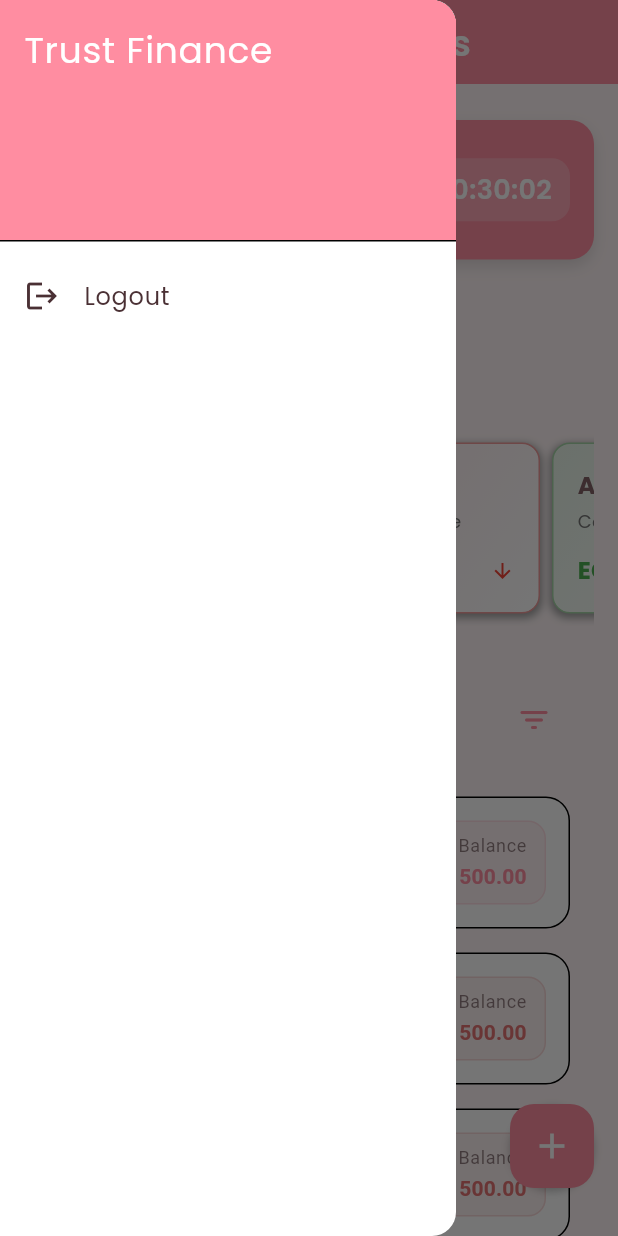
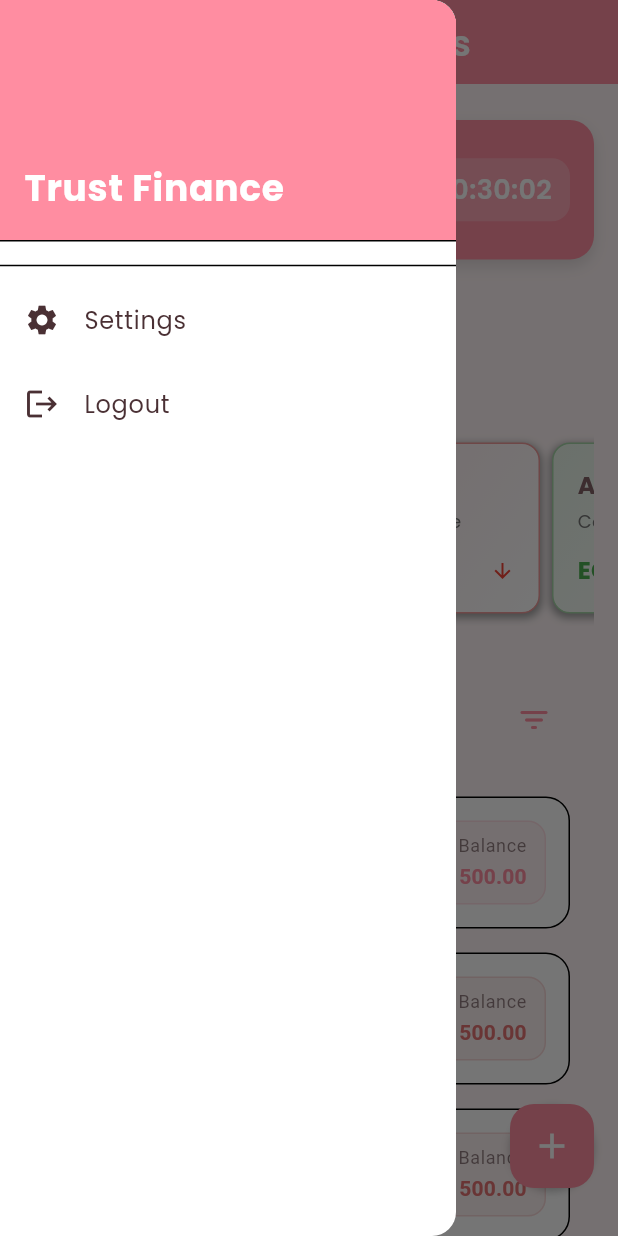
Before and after one commit to belalSoliman/trust-finance, a Flutter app: the Home screen opened by its route, with the side drawer open, on a phone screen of 412 x 824 dp. Run offline on Flutter 3.47's test engine with Material 3 defaults, Android fonts, the phone set to English and light mode, and no system bars; our stand-ins replace cloud_firestore, equatable, firebase_auth, firebase_core, flutter_bloc, flutter_native_splash; accounts and stored records are empty.

Commit message:
refactor: update UserRole enum and implement fromString method for role parsing

```diff
--- a/lib/cubit/auth_cubit/auth_cubit.dart
+++ b/lib/cubit/auth_cubit/auth_cubit.dart
@@ -1,3 +1,4 @@
+import 'package:flutter/material.dart';
 import 'package:flutter_bloc/flutter_bloc.dart';
 import '../../repos/auth_repo.dart';
 import '../../models/user_model.dart';
@@ -35,6 +36,15 @@
     } catch (e) {
       emit(AuthError(e.toString()));
     }
+  }
+
+  bool get isSuperAdmin {
+    if (state is Authenticated) {
+      final user = (state as Authenticated).user;
+      debugPrint('Current user role: ${user.role}'); // Debug print
+      return user.role == UserRole.superAdmin;
+    }
+    return false;
   }
 
   Future<void> signOut() async {
@@ -75,11 +85,6 @@
     }
   }
 
-  bool get isSuperAdmin {
-    return state is Authenticated &&
-        (state as Authenticated).user.role == UserRole.superAdmin;
-  }
-
   void checkCurrentUser() {
     _authRepository.currentUser.listen(
       (user) {
--- a/lib/models/user_model.dart
+++ b/lib/models/user_model.dart
@@ -1,6 +1,17 @@
 import 'package:cloud_firestore/cloud_firestore.dart';
 
-enum UserRole { superAdmin, manager, cashier }
+enum UserRole {
+  superAdmin,
+  manager,
+  cashier;
+
+  static UserRole fromString(String value) {
+    return UserRole.values.firstWhere(
+      (role) => role.name.toLowerCase() == value.toLowerCase(),
+      orElse: () => UserRole.cashier,
+    );
+  }
+}
 
 class UserModel {
   final String uid;
@@ -23,10 +34,7 @@
       uid: doc.id,
       email: data['email'] ?? '',
       name: data['name'] ?? '',
-      role: UserRole.values.firstWhere(
-        (role) => role.name == data['role'],
-        orElse: () => UserRole.cashier,
-      ),
+      role: UserRole.fromString(data['role'] ?? ''),
       isActive: data['isActive'] ?? true,
     );
   }
--- a/lib/utils/user_role.dart
+++ /dev/null
@@ -1,10 +0,0 @@
-enum UserRole {
-  superAdmin(level: 3),
-  manager(level: 2),
-  cashier(level: 1);
-
-  final int level;
-  const UserRole({required this.level});
-
-  bool hasPermission(UserRole requiredRole) => level >= requiredRole.level;
-}
--- a/lib/view/home/home.dart
+++ b/lib/view/home/home.dart
@@ -1,6 +1,7 @@
 import 'package:flutter/material.dart';
 import 'package:flutter_bloc/flutter_bloc.dart';
 import 'package:trust_finiance/cubit/auth_cubit/auth_cubit.dart';
+import 'package:trust_finiance/cubit/auth_cubit/auth_state.dart';
 import 'package:trust_finiance/utils/constant/app_const.dart';
 import 'package:trust_finiance/view/auth/create_user.dart';
 import 'package:trust_finiance/view/home/widget/Todays_Collections.dart';
@@ -59,18 +60,52 @@
           decoration: BoxDecoration(
             color: Theme.of(context).colorScheme.primary,
           ),
-          child: Text(
-            AppConst.appName,
-            style: TextStyle(
-              color: Colors.white,
-              fontSize: 24,
+          child: Column(
+            crossAxisAlignment: CrossAxisAlignment.start,
+            mainAxisAlignment: MainAxisAlignment.end,
+            children: [
+              Text(
+                AppConst.appName,
+                style: const TextStyle(
+                  color: Colors.white,
+                  fontSize: 24,
+                  fontWeight: FontWeight.bold,
+                ),
+              ),
+              const SizedBox(height: 8),
+              BlocBuilder<AuthCubit, AuthState>(
+                builder: (context, state) {
+                  if (state is Authenticated) {
+                    return Text(
+                      'Role: ${state.user.role}',
+                      style: const TextStyle(
+                        color: Colors.white70,
+                        fontSize: 14,
+                      ),
+                    );
+                  }
+                  return const SizedBox();
+                },
+              ),
+            ],
+          ),
+        ),
+        // User Management Section for Super Admin
+        if (context.read<AuthCubit>().isSuperAdmin) ...[
+          const Padding(
+            padding: EdgeInsets.symmetric(horizontal: 16, vertical: 8),
+            child: Text(
+              'User Management',
+              style: TextStyle(
+                fontSize: 12,
+                fontWeight: FontWeight.bold,
+                color: Colors.grey,
+              ),
             ),
           ),
-        ),
-        if (context.read<AuthCubit>().isSuperAdmin)
           ListTile(
             leading: const Icon(Icons.person_add),
-            title: const Text('Create User'),
+            title: const Text('Create New User'),
             onTap: () {
               Navigator.pop(context); // Close drawer
               Navigator.push(
@@ -81,11 +116,54 @@
               );
             },
           ),
+          ListTile(
+            leading: const Icon(Icons.people),
+            title: const Text('Manage Users'),
+            onTap: () {
+              Navigator.pop(context);
+              // Navigator.push(
+              //   context,
+              //   // MaterialPageRoute(
+              //   //   builder: (context) =>
+              //   //       const UserListPage(), // You'll need to create this page
+              //   // ),
+              // );
+            },
+          ),
+        ],
+        const Divider(),
+        // Settings and Logout Section
+        ListTile(
+          leading: const Icon(Icons.settings),
+          title: const Text('Settings'),
+          onTap: () {
+            // Add settings navigation
+          },
+        ),
         ListTile(
           leading: const Icon(Icons.logout),
           title: const Text('Logout'),
           onTap: () {
-            context.read<AuthCubit>().signOut();
+            showDialog(
+              context: context,
+              builder: (context) => AlertDialog(
+                title: const Text('Logout'),
+                content: const Text('Are you sure you want to logout?'),
+                actions: [
+                  TextButton(
+                    onPressed: () => Navigator.pop(context),
+                    child: const Text('Cancel'),
+                  ),
+                  TextButton(
+                    onPressed: () {
+                      Navigator.pop(context);
+                      context.read<AuthCubit>().signOut();
+                    },
+                    child: const Text('Logout'),
+                  ),
+                ],
+              ),
+            );
           },
         ),
       ],
```
Also changed, not shown: 4 other files.
